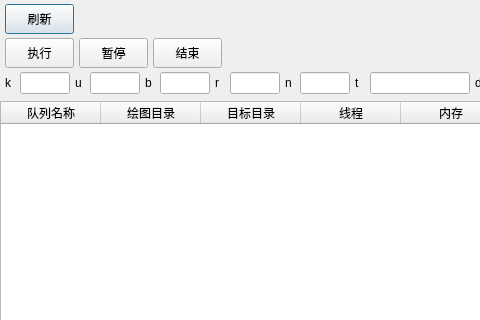
This is resources/mainwindow.ui in tutuhe/chiaplot as Qt 5 draws it before an edit; both pictures show x 0 to 480 and y 0 to 320 of the 1097 by 907 pixel window. The edited form follows.
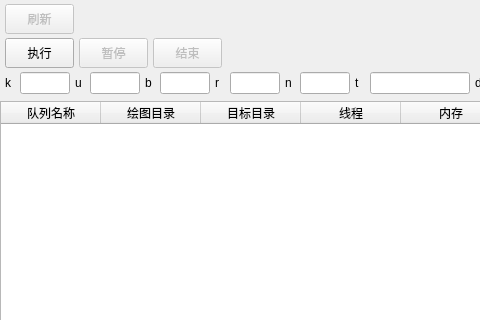
This is the edited form.

```diff
--- a/resources/mainwindow.ui
+++ b/resources/mainwindow.ui
@@ -73,6 +73,9 @@
          </property>
          <item>
           <widget class="QPushButton" name="bt_fluseDir">
+           <property name="enabled">
+            <bool>false</bool>
+           </property>
            <property name="sizePolicy">
             <sizepolicy hsizetype="Fixed" vsizetype="Fixed">
              <horstretch>0</horstretch>
@@ -152,6 +155,9 @@
          </item>
          <item>
           <widget class="QPushButton" name="bt_taskPause">
+           <property name="enabled">
+            <bool>false</bool>
+           </property>
            <property name="sizePolicy">
             <sizepolicy hsizetype="Fixed" vsizetype="Fixed">
              <horstretch>0</horstretch>
@@ -177,6 +183,9 @@
          </item>
          <item>
           <widget class="QPushButton" name="bt_taskStop">
+           <property name="enabled">
+            <bool>false</bool>
+           </property>
            <property name="sizePolicy">
             <sizepolicy hsizetype="Fixed" vsizetype="Fixed">
              <horstretch>0</horstretch>
```
